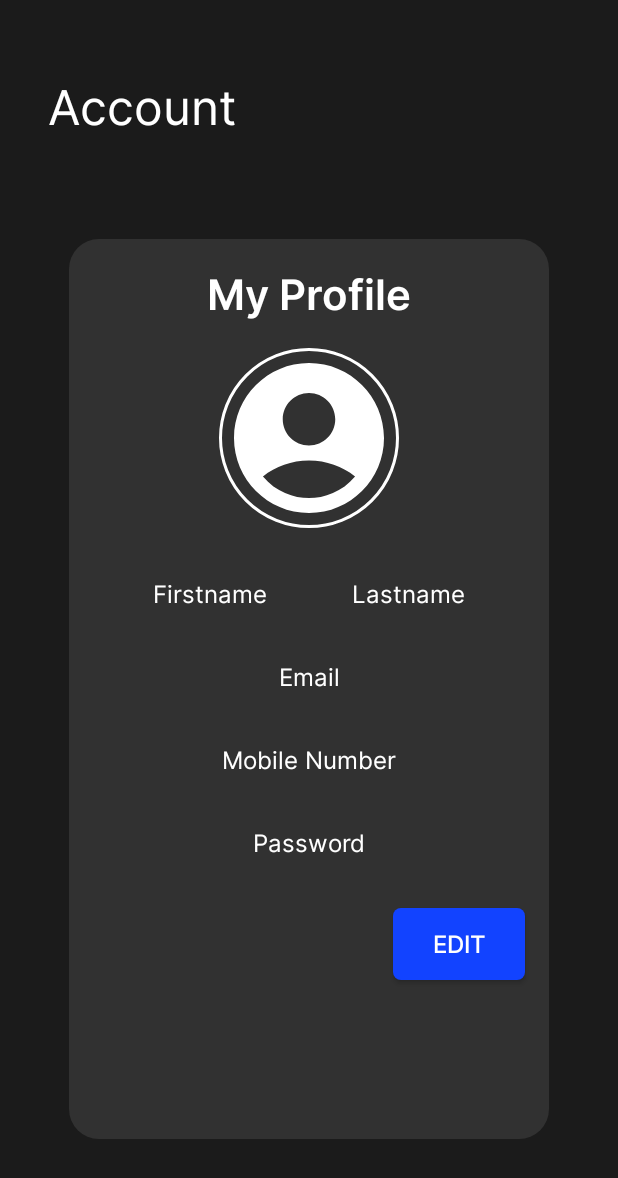
After one commit to Ranssuu/emissiontestkit, an Android app: the MyProfileActivity screen opened directly, with no data from a screen before it, on a phone screen of 412 x 824 dp. The commit adds this screen. Shown: the top 1178 px of the screen. Run offline under Robolectric (Android 15) with nearby library versions, the phone set to English and light mode, and no system bars.

Commit message:
Design 80% - need to connect database

```diff
--- /dev/null
+++ b/app/src/main/java/com/example/emissiontestkit/MyProfileActivity.java
@@ -0,0 +1,24 @@
+package com.example.emissiontestkit;
+
+import android.os.Bundle;
+
+import androidx.activity.EdgeToEdge;
+import androidx.appcompat.app.AppCompatActivity;
+import androidx.core.graphics.Insets;
+import androidx.core.view.ViewCompat;
+import androidx.core.view.WindowInsetsCompat;
+
+public class MyProfileActivity extends AppCompatActivity {
+
+    @Override
+    protected void onCreate(Bundle savedInstanceState) {
+        super.onCreate(savedInstanceState);
+        EdgeToEdge.enable(this);
+        setContentView(R.layout.activity_my_profile);
+        ViewCompat.setOnApplyWindowInsetsListener(findViewById(R.id.main), (v, insets) -> {
+            Insets systemBars = insets.getInsets(WindowInsetsCompat.Type.systemBars());
+            v.setPadding(systemBars.left, systemBars.top, systemBars.right, systemBars.bottom);
+            return insets;
+        });
+    }
+}
--- /dev/null
+++ b/app/src/main/res/drawable/circle_background.xml
@@ -0,0 +1,8 @@
+<?xml version="1.0" encoding="utf-8"?>
+<shape xmlns:android="http://schemas.android.com/apk/res/android"
+    android:shape="oval">
+    <solid android:color="@android:color/transparent"/>
+    <stroke
+        android:width="2dp"
+        android:color="@color/white"/>
+</shape>
--- /dev/null
+++ b/app/src/main/res/layout/activity_my_profile.xml
@@ -0,0 +1,154 @@
+<?xml version="1.0" encoding="utf-8"?>
+<androidx.constraintlayout.widget.ConstraintLayout xmlns:android="http://schemas.android.com/apk/res/android"
+    xmlns:app="http://schemas.android.com/apk/res-auto"
+    xmlns:tools="http://schemas.android.com/tools"
+    android:id="@+id/main"
+    android:layout_width="match_parent"
+    android:layout_height="match_parent"
+    tools:context=".MyProfileActivity"
+    android:background="@color/background">
+
+    <androidx.constraintlayout.widget.ConstraintLayout
+        android:id="@+id/header"
+        android:layout_width="match_parent"
+        android:layout_height="wrap_content"
+        app:layout_constraintTop_toTopOf="parent">
+
+        <TextView
+            android:id="@+id/myprofile"
+            android:layout_width="wrap_content"
+            android:layout_height="wrap_content"
+            android:layout_marginStart="32dp"
+            android:layout_marginTop="48dp"
+            android:fontFamily="@font/interreg"
+            android:text="@string/account"
+            android:textColor="@color/white"
+            android:textSize="32sp"
+            app:layout_constraintStart_toStartOf="parent"
+            app:layout_constraintTop_toTopOf="parent" />
+
+    </androidx.constraintlayout.widget.ConstraintLayout>
+
+    <androidx.constraintlayout.widget.ConstraintLayout
+        android:layout_width="320dp"
+        android:layout_height="600dp"
+        android:background="@drawable/widget_bg"
+        app:layout_constraintBottom_toBottomOf="parent"
+        app:layout_constraintEnd_toEndOf="parent"
+        app:layout_constraintStart_toStartOf="parent"
+        app:layout_constraintTop_toBottomOf="@+id/header">
+
+        <TextView
+            android:id="@+id/textView"
+            android:layout_width="wrap_content"
+            android:layout_height="wrap_content"
+            android:layout_marginTop="16dp"
+            android:text="@string/my_profile"
+            android:textColor="@color/white"
+            android:textSize="28sp"
+            android:fontFamily="@font/intersb"
+            app:layout_constraintEnd_toEndOf="parent"
+            app:layout_constraintStart_toStartOf="parent"
+            app:layout_constraintTop_toTopOf="parent" />
+
+        <ImageView
+            android:id="@+id/profileImageView"
+            android:layout_width="120dp"
+            android:layout_height="120dp"
+            android:layout_margin="16dp"
+            android:layout_marginTop="32dp"
+            android:background="@drawable/circle_background"
+            android:clickable="true"
+            android:contentDescription="@string/profile_image"
+            android:scaleType="centerCrop"
+            android:src="@drawable/profilepic"
+            app:layout_constraintEnd_toEndOf="parent"
+            app:layout_constraintStart_toStartOf="parent"
+            app:layout_constraintTop_toBottomOf="@+id/textView" />
+
+        <!-- Profile Details -->
+
+        <TextView
+            android:id="@+id/firstNameTextView"
+            android:layout_width="wrap_content"
+            android:layout_height="wrap_content"
+            android:layout_marginTop="32dp"
+            android:fontFamily="@font/interreg"
+            android:text="@string/fname"
+            android:textColor="@color/white"
+            android:textSize="16sp"
+            app:layout_constraintEnd_toStartOf="@+id/lastNameTextView"
+            app:layout_constraintStart_toStartOf="parent"
+            app:layout_constraintTop_toBottomOf="@+id/profileImageView" />
+
+        <TextView
+            android:id="@+id/lastNameTextView"
+            android:layout_width="wrap_content"
+            android:layout_height="wrap_content"
+            android:layout_marginTop="32dp"
+            android:fontFamily="@font/interreg"
+            android:text="@string/lname"
+            android:textColor="@color/white"
+            android:textSize="16sp"
+            app:layout_constraintEnd_toEndOf="parent"
+            app:layout_constraintHorizontal_bias="0.397"
+            app:layout_constraintStart_toEndOf="@+id/firstNameTextView"
+            app:layout_constraintTop_toBottomOf="@+id/profileImageView" />
+
+        <TextView
+            android:id="@+id/emailTextView"
+            android:layout_width="wrap_content"
+            android:layout_height="wrap_content"
+            android:layout_marginTop="32dp"
+            android:text="@string/email"
+            android:textColor="@color/white"
+            android:fontFamily="@font/interreg"
+            android:textSize="16sp"
+            app:layout_constraintEnd_toEndOf="parent"
+            app:layout_constraintStart_toStartOf="parent"
+            app:layout_constraintTop_toBottomOf="@+id/firstNameTextView" />
+
+        <TextView
+            android:id="@+id/numberTextView"
+            android:layout_width="wrap_content"
+            android:layout_height="wrap_content"
+            android:layout_marginTop="32dp"
+            android:text="@string/mnumber"
+            android:textColor="@color/white"
+            android:fontFamily="@font/interreg"
+            android:textSize="16sp"
+            app:layout_constraintEnd_toEndOf="parent"
+            app:layout_constraintStart_toStartOf="parent"
+            app:layout_constraintTop_toBottomOf="@+id/emailTextView" />
+
+        <TextView
+            android:id="@+id/passwordTextView"
+            android:layout_width="wrap_content"
+            android:layout_height="wrap_content"
+            android:layout_marginTop="32dp"
+            android:text="@string/password"
+            android:textColor="@color/white"
+            android:fontFamily="@font/interreg"
+            android:textSize="16sp"
+            app:layout_constraintEnd_toEndOf="parent"
+            app:layout_constraintStart_toStartOf="parent"
+            app:layout_constraintTop_toBottomOf="@+id/numberTextView" />
+
+        <!-- Edit Button -->
+        <Button
+            android:id="@+id/editButton"
+            android:layout_width="wrap_content"
+            android:layout_height="wrap_content"
+            android:layout_marginTop="32dp"
+            android:layout_marginEnd="16dp"
+            android:text="Edit"
+            android:textColor="@color/white"
+            android:fontFamily="@font/intermed"
+            android:textSize="16sp"
+            app:layout_constraintEnd_toEndOf="parent"
+            app:layout_constraintTop_toBottomOf="@+id/passwordTextView"
+            android:background="@drawable/button"/>
+
+    </androidx.constraintlayout.widget.ConstraintLayout>
+
+</androidx.constraintlayout.widget.ConstraintLayout>
--- a/app/src/main/res/values/strings.xml
+++ b/app/src/main/res/values/strings.xml
@@ -43,4 +43,7 @@
     <string name="download_data">Download Data</string>
     <string name="help">Help</string>
     <string name="logout">Logout</string>
+    <string name="my_profile">My Profile</string>
+    <string name="profile_image">\n</string>
+    <string name="account">Account</string>
 </resources>
```
Also changed, not shown: app/src/main/AndroidManifest.xml (+8 -5 lines), app/src/main/res/layout/activity_settings.xml (+2 -138 lines).
